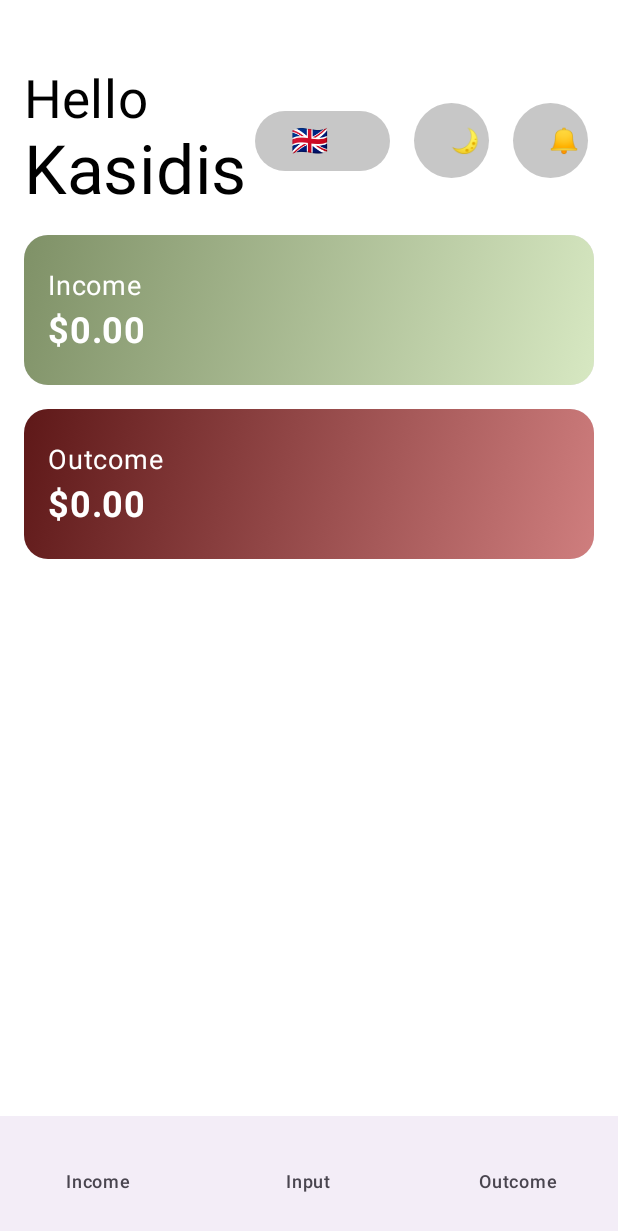
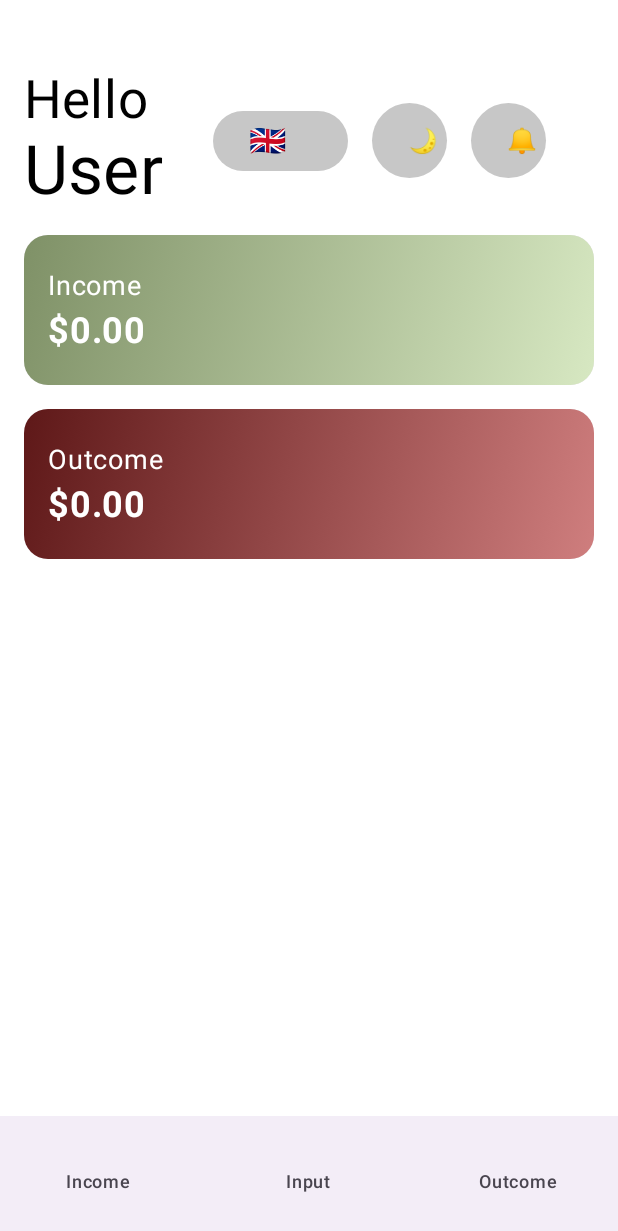
Before and after one commit to KSnie/Android-Project, an Android app built with Jetpack Compose: the screen it shows after launch (MainActivity), on a phone screen of 412 x 824 dp. Shown: the top 1231 px of the screen. Run offline under Robolectric (Android 15) with nearby library versions, the phone set to English and light mode, and no system bars; our stand-ins replace Room's generated code.

Commit message:
Allow post notification and rename user

```diff
--- a/app/src/main/AndroidManifest.xml
+++ b/app/src/main/AndroidManifest.xml
@@ -3,6 +3,7 @@
     xmlns:tools="http://schemas.android.com/tools">
 
     <uses-permission android:name="android.permission.INTERNET"/>
+    <uses-permission android:name="android.permission.POST_NOTIFICATIONS" />
 
     <application
         android:name=".ProjectApplication"
--- a/app/src/main/java/com/example/projectapp/ui/screens/HomeScreen.kt
+++ b/app/src/main/java/com/example/projectapp/ui/screens/HomeScreen.kt
@@ -102,7 +102,7 @@ fun HomeScreen(
         ) {
             Column {
                 Text(text = if (isEnglish) "Hello" else "สวัสดี", fontSize = 35.sp)
-                Text(text = "Kasidis", fontSize = 45.sp)
+                Text(text = "User", fontSize = 45.sp)
             }
 
             Row(
```
